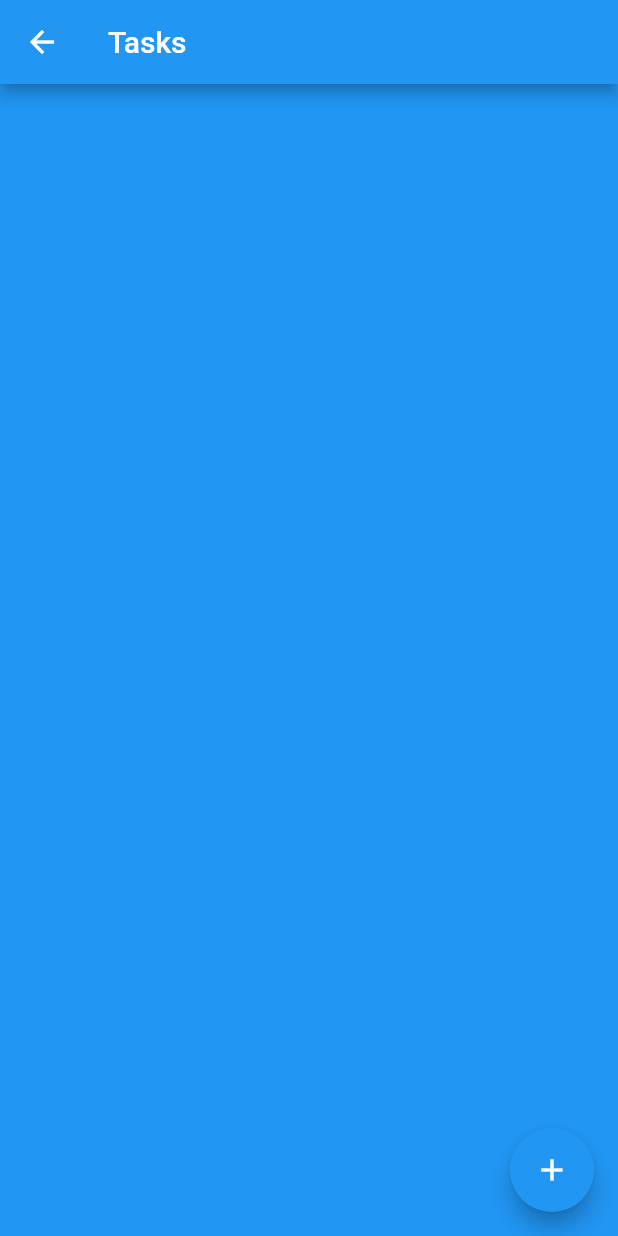
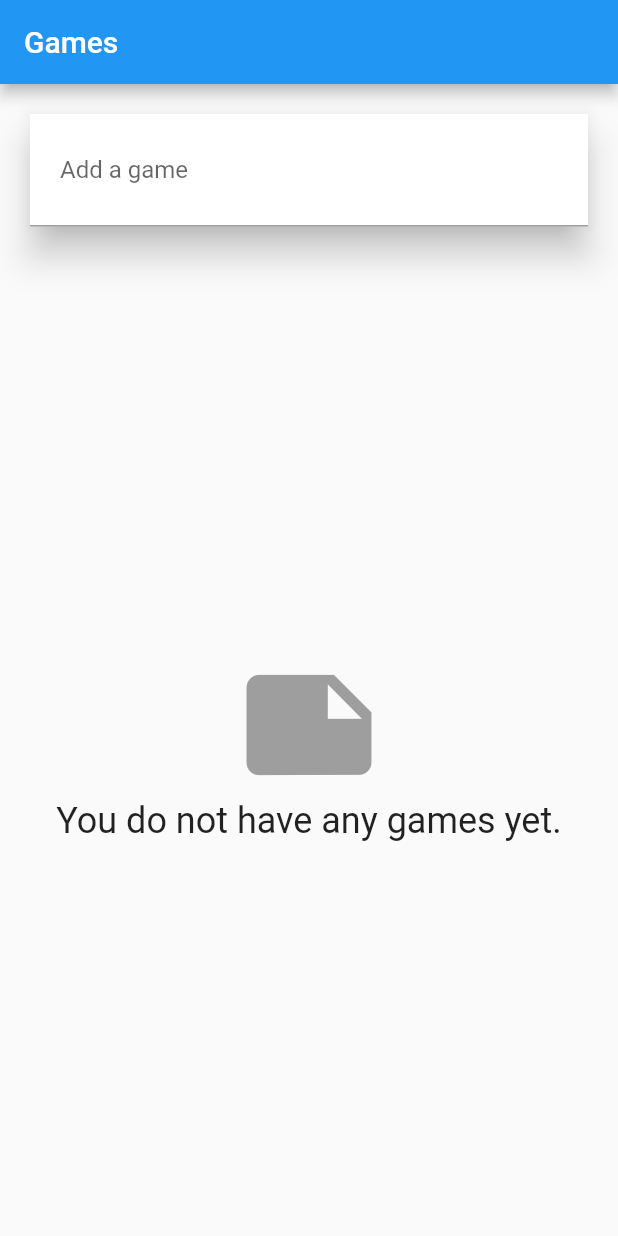
Before and after one commit to nurzhan-132/our-kahoot, a Flutter app: the GameCreatorScreen screen opened directly, on a phone screen of 412 x 824 dp. Run offline on Flutter 3.47's test engine with Material 2 defaults, Android fonts, the phone set to English and light mode, and no system bars.

Commit message:
New options to create games, questions, answers.

```diff
--- /dev/null
+++ b/lib/game_provider.dart
@@ -0,0 +1,17 @@
+import 'package:flutter/cupertino.dart';
+import 'models/data_layer.dart';
+
+class GameProvider extends InheritedWidget {
+  final _games = <Game>[];
+
+  GameProvider({Key? key, required Widget child})
+      : super(key: key, child: child);
+
+  @override
+  bool updateShouldNotify(InheritedWidget oldWidget) => false;
+
+  static List<Game> of(BuildContext context) {
+    final provider = context.dependOnInheritedWidgetOfExactType<GameProvider>();
+    return provider!._games;
+  }
+}
--- a/lib/models/answer.dart
+++ b/lib/models/answer.dart
@@ -1,7 +1,7 @@
-
 class Answer {
   //final int id;
   String answerText;
+  bool correctness;
 
-  Answer({/*required this.id,*/ this.answerText = ''});
+  Answer({/*required this.id,*/ this.answerText = '', this.correctness = false});
 }
--- a/lib/models/game.dart
+++ b/lib/models/game.dart
@@ -6,5 +6,14 @@ class Game {
   String description;
   List<Task> tasks = [];
 
-  Game({/*required this.id,*/ this.name = 'Game', this.description = 'Some description...'});
+  Game(
+      {/*required this.id,*/ this.name = 'Game',
+      this.description = 'Some description...'});
+
+  String numberOfTasksMessage() {
+    if (tasks.length == 1) {
+      return 'There is ${tasks.length} task';
+    }
+    return 'There are ${tasks.length} tasks';
+  }
 }
--- a/lib/models/task.dart
+++ b/lib/models/task.dart
@@ -4,7 +4,15 @@ class Task {
   //final int id;
   String questionText;
   List<Answer> answers = [];
-  Answer? correctAnswer;
 
-  Task({/* required this.id ,*/ this.questionText = '', this.correctAnswer});
+  Task({
+    /* required this.id ,*/ this.questionText = '',
+  });
+
+  String numberOfAnswersMessage() {
+    if (answers.length == 1) {
+      return 'There is ${answers.length} answer';
+    }
+    return 'There are ${answers.length} answers';
+  }
 }
--- a/lib/platform_alert.dart
+++ b/lib/platform_alert.dart
@@ -6,7 +6,9 @@ class PlatformAlert {
   final String message;
 
   const PlatformAlert({required this.title, required this.message})
+      // ignore: unnecessary_null_comparison
       : assert(title != null),
+        // ignore: unnecessary_null_comparison
         assert(message != null);
 
   void show(BuildContext context) {
@@ -29,7 +31,7 @@ class PlatformAlert {
             actions: [
               TextButton(
                   onPressed: () => Navigator.of(context).pop(),
-                  child: Text('Close')),
+                  child: const Text('Close')),
             ],
           );
         });
@@ -45,7 +47,7 @@ class PlatformAlert {
             actions: [
               CupertinoButton(
                   onPressed: () => Navigator.of(context).pop(),
-                  child: Text('Close')),
+                  child: const Text('Close')),
             ],
           );
         });
--- /dev/null
+++ b/lib/task_provider.dart
@@ -0,0 +1,17 @@
+import 'package:flutter/cupertino.dart';
+import 'models/data_layer.dart';
+
+class TaskProvider extends InheritedWidget {
+  final _tasks = <Task>[];
+
+  TaskProvider({Key? key, required Widget child})
+      : super(key: key, child: child);
+
+  @override
+  bool updateShouldNotify(InheritedWidget oldWidget) => false;
+
+  static List<Task> of(BuildContext context) {
+    final provider = context.dependOnInheritedWidgetOfExactType<TaskProvider>();
+    return provider!._tasks;
+  }
+}
--- a/lib/views/game_creator_screen.dart
+++ b/lib/views/game_creator_screen.dart
@@ -1,9 +1,9 @@
 import 'package:flutter/material.dart';
-import 'package:our_kahoot/views/question_creator_screen.dart';
+import '../game_provider.dart';
 import '../models/data_layer.dart';
+import './question_creator_screen.dart';
 
 class GameCreatorScreen extends StatefulWidget {
-  static const route = '/game_creator_screen';
   const GameCreatorScreen({Key? key}) : super(key: key);
 
   @override
@@ -11,54 +11,91 @@ class GameCreatorScreen extends StatefulWidget {
 }
 
 class _GameCreatorScreenState extends State<GameCreatorScreen> {
-  final game = Game();
+  final textController = TextEditingController();
 
   @override
   Widget build(BuildContext context) {
     return Scaffold(
       appBar: AppBar(
-        title: const Text('Tasks'),
+        title: const Text('Games'),
       ),
-      backgroundColor: Theme.of(context).primaryColor,
-      body: _buildListTasks(),
-      floatingActionButton: _buildAddQuestionButton(),
+      body: Column(
+        children: [_buildListCreator(), Expanded(child: _buildGame())],
+      ),
     );
   }
 
-  Widget _buildAddQuestionButton() {
-    return FloatingActionButton(
-      child: Icon(Icons.add),
-      onPressed: () {
-        setState(() {
-          game.tasks.add(Task());
-        });
+  Widget _buildListCreator() {
+    return Padding(
+      padding: const EdgeInsets.all(20.0),
+      child: Material(
+        color: Theme.of(context).cardColor,
+        elevation: 10,
+        child: TextField(
+          controller: textController,
+          decoration: const InputDecoration(
+              labelText: 'Add a game', contentPadding: EdgeInsets.all(20)),
+          onEditingComplete: addGame,
+        ),
+      ),
+    );
+  }
+
+  void addGame() {
+    final text = textController.text;
+
+    if (text.isEmpty) {
+      return;
+    }
+
+    final game = Game()..name = text;
+    GameProvider.of(context).add(game);
+
+    textController.clear();
+    FocusScope.of(context).requestFocus(FocusNode());
+    setState(() {});
+  }
+
+  Widget _buildGame() {
+    final games = GameProvider.of(context);
+
+    if (games.isEmpty) {
+      return Column(
+        mainAxisAlignment: MainAxisAlignment.center,
+        children: [
+          const Icon(
+            Icons.note,
+            size: 100,
+            color: Colors.grey,
+          ),
+          Text(
+            'You do not have any games yet.',
+            style: Theme.of(context).textTheme.headline5,
+          )
+        ],
+      );
+    }
+
+    return ListView.builder(
+      itemCount: games.length,
+      itemBuilder: (context, index) {
+        final game = games[index];
+        return ListTile(
+          title: Text(game.name),
+          subtitle: Text(game.numberOfTasksMessage()),
+          onTap: () {
+            //Navigator.of(context).pushNamed(QuestionCreatorScreen.route, arguments: game);
+            Navigator.of(context).push(MaterialPageRoute(
+                builder: (_) => QuestionCreatorScreen(game: game)));
+          },
+        );
       },
     );
   }
 
-  Widget _buildListTasks() {
-    return ListView.builder(
-      itemCount: game.tasks.length,
-      itemBuilder: (context, index) => _buildTaskTile(game.tasks[index]),
-    );
-  }
-
-  Widget _buildTaskTile(Task task) {
-    return ListTile(
-      trailing: BackButton(
-        onPressed:  /*_getQuestionScreen(task)*/null,
-      ),
-      title: TextField(
-        onChanged: (text) {
-          setState(() {
-            task.questionText = text;
-          });
-        },
-      ),
-    );
-  }
-
-  _getQuestionScreen(Task task) {
-    Navigator.of(context).pushNamed(QuestionCreatorScreen.route, arguments: task);
+  @override
+  void dispose() {
+    super.dispose();
+    textController.dispose();
   }
 }
```
Also changed, not shown: lib/main.dart (+19 -17 lines), lib/views/login_screen.dart (+9 -9 lines), lib/views/question_creator_screen.dart (+76 -35 lines), lib/views/question_screen.dart (added, +68 -0 lines), lib/views/registration_screen.dart (+4 -4 lines), 8 other files.
